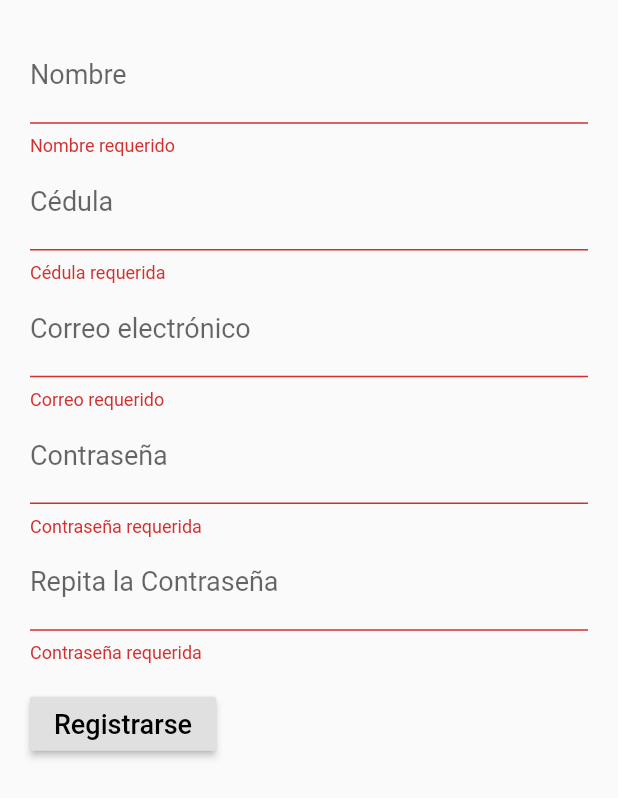
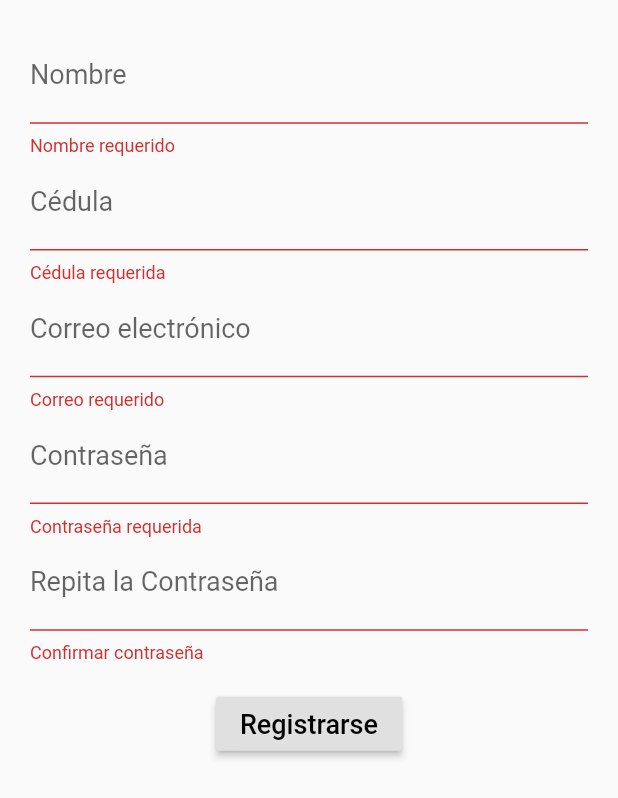
Before and after one commit to UTC1992/AppTaxisAuto, a Flutter app: the FormRegistro widget shown alone on an empty page, opened directly, after a tap on "Registrarse", on a phone screen of 412 x 824 dp. Shown: the top 798 px of the screen. Run offline on Flutter 3.47's test engine with Material 2 defaults, Android fonts, the phone set to English and light mode, and no system bars; our stand-ins replace firebase_auth, validators; accounts and stored records are empty; Roboto replaces fonts that are missing (Montserrat).

Commit message:
se creo el registro de usuario en firebase

```diff
--- /dev/null
+++ b/lib/src/models/Usuario.dart
@@ -0,0 +1,11 @@
+import 'package:flutter/material.dart';
+
+class Usuario {
+  String nombre;
+  String cedula;
+  String email;
+  String password;
+
+  Usuario({this.nombre, this.cedula, this.email, this.password});
+
+}
--- a/lib/src/navigation/Drawer.dart
+++ b/lib/src/navigation/Drawer.dart
@@ -1,6 +1,7 @@
 import 'package:flutter/material.dart';
 import '../screens/CiudadScreen.dart';
 import '../screens/ViajesScreen.dart';
+import '../screens/SolicitudesScreen.dart';
 
 class DrawerNavigation extends StatefulWidget {
   _DrawerState createState() => _DrawerState();
@@ -21,7 +22,7 @@ class _DrawerState extends State<DrawerNavigation> {
 
   _getTituloHeader() {
     switch(_selectDrawerItem) {
-      case 0 : return 'Ciudad';
+      case 0 : return 'Solicitudes';
       case 1 : return 'Viajes';
     }
   }
@@ -57,7 +58,7 @@ class _DrawerState extends State<DrawerNavigation> {
               ),
             ),
             ListTile(
-              title: Text('Ciudad'),
+              title: Text('Solicitudes'),
               leading: Icon(Icons.location_city),
               selected: (0 == _selectDrawerItem),
               onTap: () {
--- a/lib/src/screens/RegistroScreen.dart
+++ b/lib/src/screens/RegistroScreen.dart
@@ -1,4 +1,7 @@
 import 'package:flutter/material.dart';
+import '../models/Usuario.dart';
+import 'package:validators/validators.dart' as validator;
+import '../viewModel/RegistroMV.dart';
 
 class Registro extends StatelessWidget {
   @override
@@ -22,7 +25,16 @@ class FormRegistro extends StatefulWidget {
 }
 
 class _FormRegistroState extends State<FormRegistro> {
+
   final _formKey = GlobalKey<FormState>();
+  Usuario usuario = Usuario();
+
+  RegistroMV authMV = RegistroMV();
+
+  _registrarUsuario () {
+    authMV.registrarUsuario(usuario.email, usuario.password);
+  }
+
   @override
   Widget build(BuildContext context) {
     return Form(
@@ -32,52 +44,80 @@ class _FormRegistroState extends State<FormRegistro> {
           child: Padding(
             padding: EdgeInsets.all(20.0),
             child: Column(
-              crossAxisAlignment: CrossAxisAlignment.start,
+              crossAxisAlignment: CrossAxisAlignment.center,
               children: <Widget>[
 
                 TextFormField(
                   decoration: styleInput('Nombre'),
-                  validator: (value) {
+                  validator: (String value) {
                     if (value.isEmpty) {
                       return 'Nombre requerido';
                     }
+                    return null;
+                  },
+                  onChanged: (String value) {
+                    usuario.nombre = value;
                   },
                   style: getStylesTextInput(),
                 ),
                 TextFormField(
                   decoration: styleInput('Cédula'),
-                  validator: (value) {
+                  validator: (String value) {
                     if (value.isEmpty) {
                       return 'Cédula requerida';
                     }
+                    return null;
+                  },
+                  onChanged: (String value) {
+                    usuario.cedula = value;
                   },
                   style: getStylesTextInput(),
                 ),
                 TextFormField(
                   decoration: styleInput('Correo electrónico'),
-                  validator: (value) {
+                  validator: (String value) {
                     if (value.isEmpty) {
                       return 'Correo requerido';
                     }
+                    if (!validator.isEmail(value)) {
+                      return 'Correo invalido';
+                    }
+                    return null;
+                  },
+                  onChanged: (String value) {
+                    usuario.email = value;
                   },
                   style: getStylesTextInput(),
                 ),
                 TextFormField(
                   decoration: styleInput('Contraseña'),
-                  validator: (value) {
+                  validator: (String value) {
                     if (value.isEmpty) {
                       return 'Contraseña requerida';
                     }
+                    if (value.length < 8) {
+                      return 'Ingrese un minimo de 8 caracteres';
+                    }
+                    return null;
+                  },
+                  onChanged: (String value) {
+                    usuario.password = value;
                   },
                   style: getStylesTextInput(),
                   obscureText: true,
                 ),
                 TextFormField(
                   decoration: styleInput('Repita la Contraseña'),
-                  validator: (value) {
+                  validator: (String value) {
                     if (value.isEmpty) {
-                      return 'Contraseña requerida';
+                      return 'Confirmar contraseña';
                     }
+                    if (usuario.password != null && value != usuario.password) {
+                      //print(usuario.password);
+                      //print(value);
+                      return 'La contraseña no coincide';
+                    }
+                    return null;
                   },
                   style: getStylesTextInput(),
                   obscureText: true,
@@ -88,7 +128,9 @@ class _FormRegistroState extends State<FormRegistro> {
                     onPressed: () {
                       if (_formKey.currentState.validate()) {
                         Scaffold.of(context).showSnackBar(
-                            SnackBar(content: Text('Procesando datos')));
+                            SnackBar(content: Text('Enviando datos')));
+                        _formKey.currentState.save();
+                        _registrarUsuario();
                       }
                     },
                     child: Text(
--- a/pubspec.yaml
+++ b/pubspec.yaml
@@ -30,6 +30,9 @@ dependencies:
   firebase_messaging: ^6.0.16
   firebase_storage: ^3.1.6
   http: ^0.12.2
+  provider: ^4.3.2
+  validators: ^2.0.0+1
+
 
   # The following adds the Cupertino Icons font to your application.
   # Use with the CupertinoIcons class for iOS style icons.
```
Also changed, not shown: lib/src/app.dart (+17 -14 lines), lib/src/screens/BienvenidaScreen.dart (+42 -23 lines), lib/src/screens/CiudadScreen.dart (+23 -13 lines), lib/src/screens/Landing.dart (added, +38 -0 lines), lib/src/screens/SolicitudesScreen.dart (added, +20 -0 lines), lib/src/services/AuthFirebase.dart (+24 -6 lines), lib/src/viewModel/AutenticacionUserVM.dart (deleted, +0 -23 lines), lib/src/viewModel/RegistroMV.dart (added, +36 -0 lines), pubspec.lock, 2 other files.
